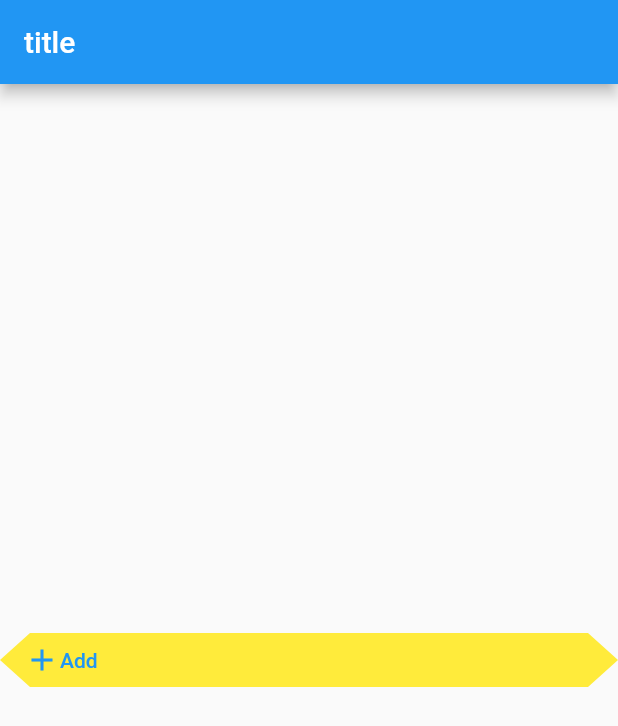
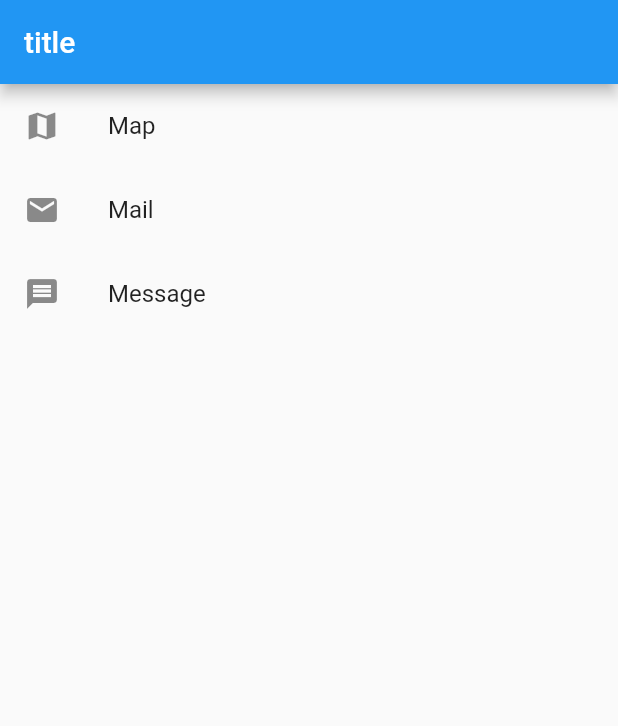
Before and after one commit to zhumingwei/flutter_app_helloworld, a Flutter app: the screen it shows after launch, on a phone screen of 412 x 824 dp. Shown: the top 726 px of the screen. Run offline on Flutter 3.47's test engine with Material 2 defaults, Android fonts, the phone set to English and light mode, and no system bars.

Commit message:
listview 1

```diff
--- a/lib/main.dart
+++ b/lib/main.dart
@@ -34,15 +34,12 @@ class MyView extends StatelessWidget{
       appBar: AppBar(
         title: Text("title"),
       ),
-      body: Center(
-        child: FlatButton(
-          color:Colors.yellow,
-          shape: BeveledRectangleBorder(borderRadius: BorderRadius.circular(20.0)),
-          colorBrightness: Brightness.dark,
-          textColor: Colors.blue,
-          onPressed: ()=> print("FlatButton pressed"),
-          child: Row(children: <Widget>[Icon(Icons.add),Text("Add")],),
-        ),
+      body: ListView(
+        children: <Widget>[
+          ListTile(leading: Icon(Icons.map),title: Text('Map')),
+          ListTile(leading: Icon(Icons.mail),title: Text('Mail'),),
+          ListTile(leading: Icon(Icons.message),title: Text('Message'),)
+        ],
       ),
     );
   }
```
